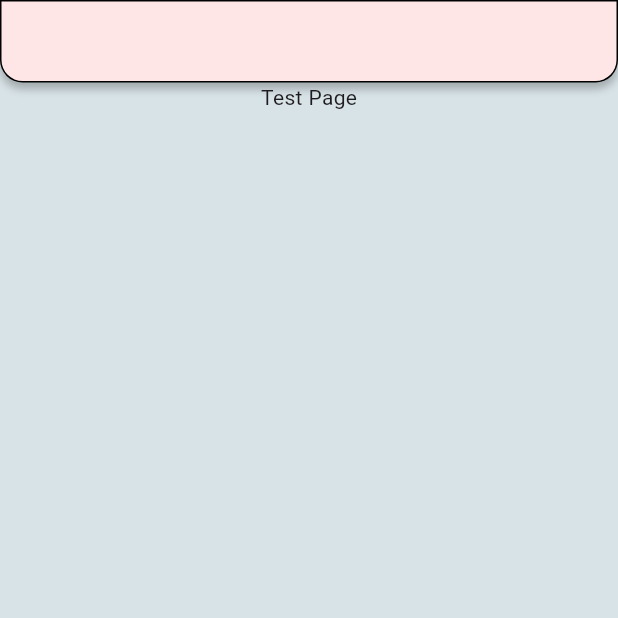
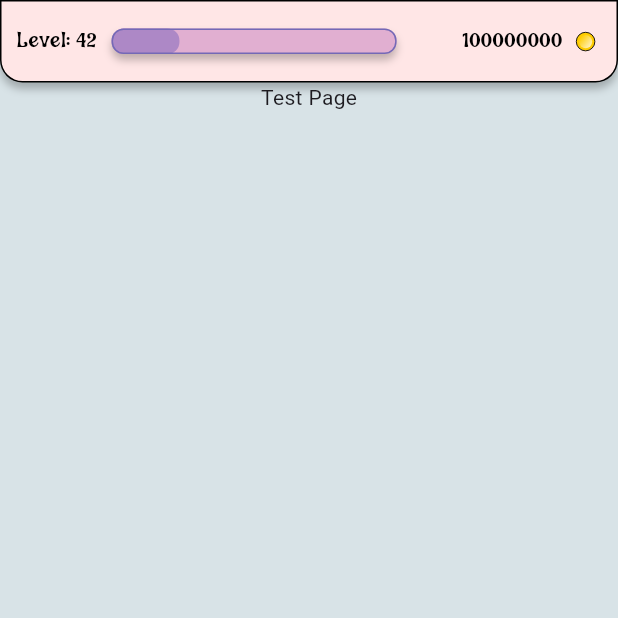
Before and after one commit to nspyrop03/hocus_focus, a Flutter app: the screen it shows after launch, on a phone screen of 412 x 824 dp, the top half of it. Run offline on Flutter 3.47's test engine with Material 3 defaults, Android fonts, the phone set to English and light mode, and no system bars; our stand-ins replace flutter_svg.

Commit message:
Finished Top Bar

```diff
--- a/lib/screens/test_page.dart
+++ b/lib/screens/test_page.dart
@@ -9,7 +9,14 @@ class TestPage extends StatelessWidget {
         mainAxisAlignment: MainAxisAlignment.center,
         children: [
           TopBarWidget(),
-          Expanded(child: Text("Test Page")),
+          Expanded(
+              child: Column(
+            children: [
+              Text("Test Page"),
+              //LevelBarWidget(level: 42, exp: 300),
+              //CoinsWidget(coins: 100000),
+            ],
+          )),
         ],
       ),
     );
--- a/lib/widgets/bar_widgets.dart
+++ b/lib/widgets/bar_widgets.dart
@@ -1,4 +1,5 @@
 import 'package:flutter/material.dart';
+import 'package:flutter_svg/svg.dart';
 import 'package:hocus_focus/styles/colors.dart';
 import 'package:hocus_focus/styles/styles.dart';
 
@@ -14,6 +15,97 @@ class TopBarWidget extends StatelessWidget {
           boxShadow: [MyStyles.boxShadowBasic],
           color: MyColors.primary,
           border: MyStyles.borderAll1,
-        ));
+        ),
+        child: Row(
+          mainAxisAlignment: MainAxisAlignment.spaceBetween,
+          children: [
+            Padding(
+              padding: const EdgeInsets.symmetric(horizontal: 10.0),
+              child: LevelBarWidget(level: 42, exp: 100),
+            ),
+            Padding(
+              padding: const EdgeInsets.symmetric(horizontal: 10.0),
+              child: CoinsWidget(coins: 100000000),
+            ),
+          ],
+        ),);
   }
 }
+
+class LevelBarWidget extends StatelessWidget {
+  final int level;
+  final double exp;
+  static const double maxWidth = 190.0;
+  static const double height = 17.0;
+
+  const LevelBarWidget({super.key, required this.level, required this.exp});
+
+  @override
+  Widget build(BuildContext context) {
+    return Row(
+      mainAxisSize: MainAxisSize.min,
+      children: [
+      Text(
+        'Level: $level',
+        style: MyStyles.magic14,
+        textAlign: TextAlign.left,
+      ),
+      SizedBox(width: 10),
+      Stack(children: [
+        Container(
+          // Level bar background
+          width: maxWidth,
+          height: height,
+          decoration: BoxDecoration(
+            borderRadius: MyStyles.roundBox8,
+            boxShadow: [MyStyles.boxShadowBasic],
+            color: MyColors.secondary,
+          ),
+        ),
+        Container(
+          // Level bar foreground
+          width: maxWidth * exp / (level * 10),
+          height: height,
+          decoration: BoxDecoration(
+            borderRadius: MyStyles.roundBox8,
+            color: MyColors.tertiary,
+          ),
+        ),
+        Container(
+          // Level bar outline
+          width: maxWidth,
+          height: height,
+          decoration: BoxDecoration(
+            borderRadius: MyStyles.roundBox8,
+            border: Border.all(
+              color: MyColors.details,
+              width: 1,
+            ),
+          ),
+        ),
+      ]),
+    ]);
+  }
+}
+
+class CoinsWidget extends StatelessWidget {
+  final int coins;
+
+  const CoinsWidget({super.key, required this.coins});
+
+  @override
+  Widget build(BuildContext context) {
+    return Row(
+      mainAxisSize: MainAxisSize.min,
+      children: [
+        Text(
+          '$coins',
+          style: MyStyles.magic14,
+          textAlign: TextAlign.right,
+        ),
+        SizedBox(width: 5),
+        SvgPicture.asset('assets/images/coin.svg', width: 21, height: 21),
+      ],
+    );
+  }
+}
```
Also changed, not shown: assets/images/coin.svg (added).
